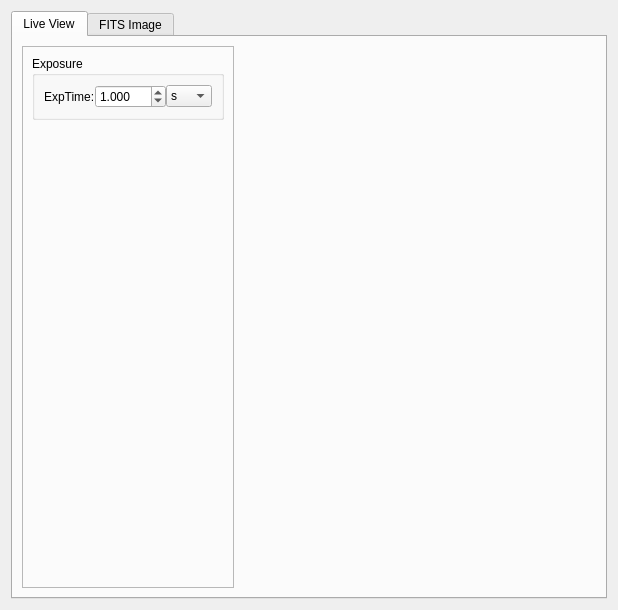
This is pyobs_gui/qt/widgetvideo.ui in pyobs/pyobs-gui as Qt 5 draws it before an edit. The edited form follows.
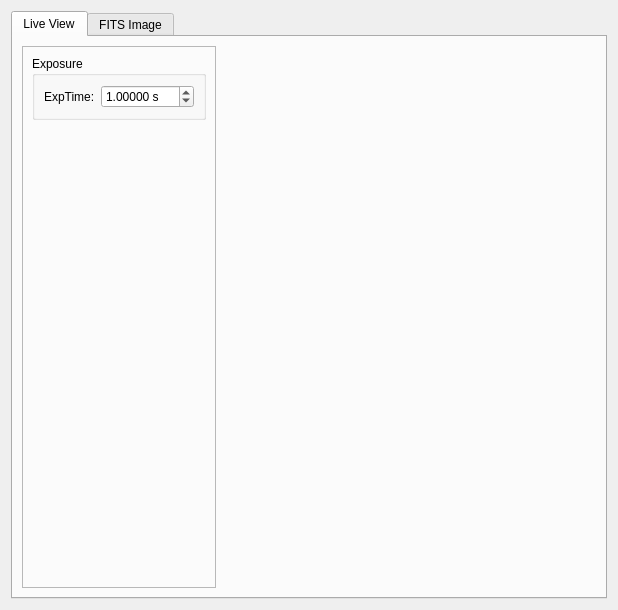
This is the edited form.

Commit message: exposure time

Diff of the .ui file:
```diff
--- a/pyobs_gui/qt/widgetvideo.ui
+++ b/pyobs_gui/qt/widgetvideo.ui
@@ -38,19 +38,14 @@
             <property name="title">
              <string>Exposure</string>
             </property>
-            <layout class="QGridLayout" name="gridLayout_4">
-             <property name="spacing">
-              <number>0</number>
-             </property>
+            <layout class="QFormLayout" name="formLayout">
              <item row="0" column="1">
-              <layout class="QHBoxLayout" name="layoutExpTime" stretch="1,0">
-               <item>
                 <widget class="QDoubleSpinBox" name="spinExpTime">
                  <property name="suffix">
-                  <string/>
+                <string> s</string>
                  </property>
                  <property name="decimals">
-                  <number>3</number>
+                <number>5</number>
                  </property>
                  <property name="maximum">
                   <double>999.000000000000000</double>
@@ -59,30 +54,6 @@
                   <double>1.000000000000000</double>
                  </property>
                 </widget>
-               </item>
-               <item>
-                <widget class="QComboBox" name="comboExpTimeUnit">
-                 <property name="minimumContentsLength">
-                  <number>2</number>
-                 </property>
-                 <item>
-                  <property name="text">
-                   <string>s</string>
-                  </property>
-                 </item>
-                 <item>
-                  <property name="text">
-                   <string>ms</string>
-                  </property>
-                 </item>
-                 <item>
-                  <property name="text">
-                   <string>µs</string>
-                  </property>
-                 </item>
-                </widget>
-               </item>
-              </layout>
              </item>
              <item row="0" column="0">
               <widget class="QLabel" name="labelExpTime">
```
Lines whose indentation alone changed are shown as unchanged. The commit also changes 2 other files.
